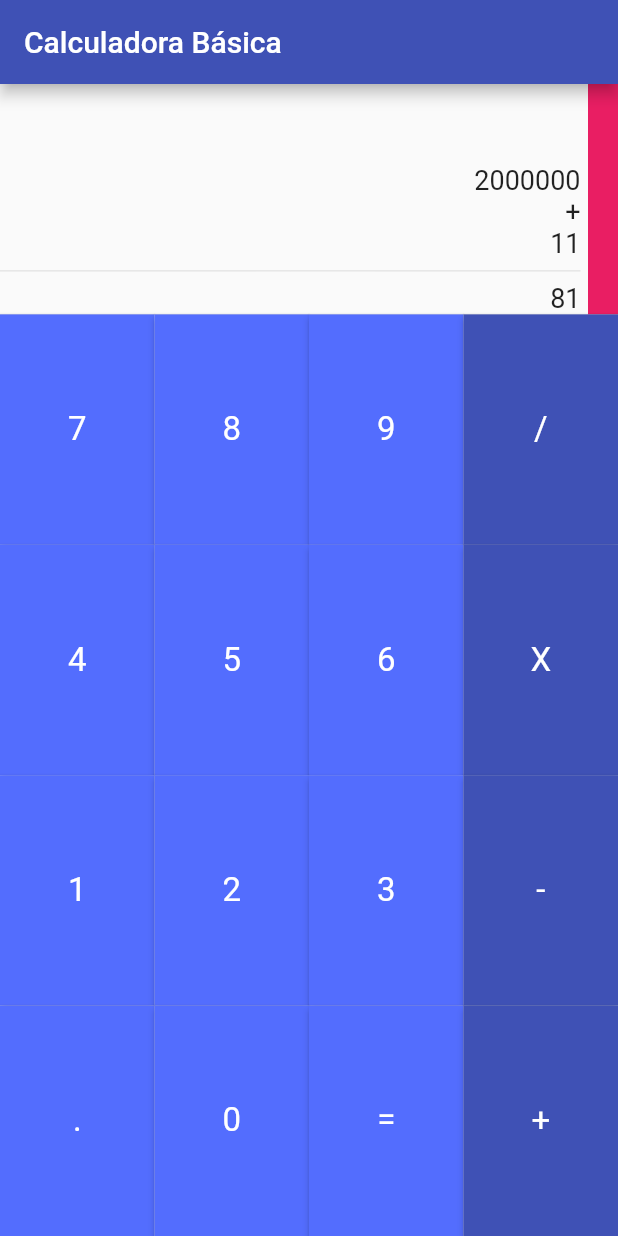
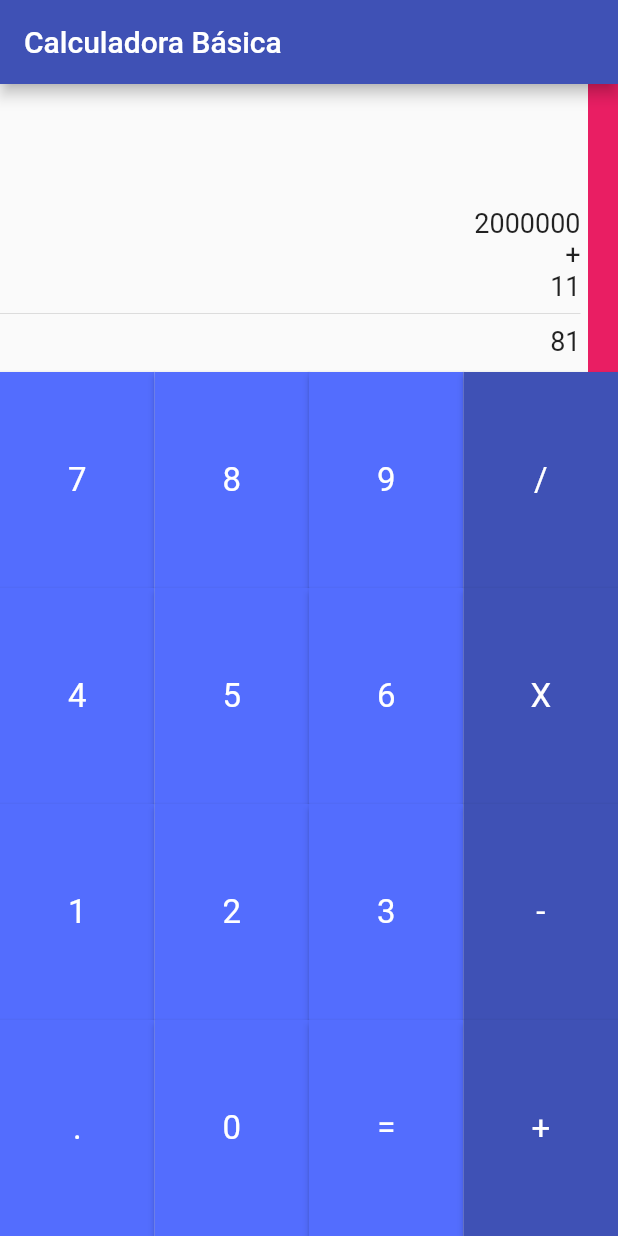
Before and after one commit to Dustec/curso_flutter, a Flutter app: the screen it shows after launch, on a phone screen of 412 x 824 dp. Run offline on Flutter 3.47's test engine with Material 2 defaults, Android fonts, the light colour scheme and no system bars.

Commit message:
Update calculator_stateful_page.dart

```diff
--- a/ej_calculadora/lib/pages/calculator_stateful_page.dart
+++ b/ej_calculadora/lib/pages/calculator_stateful_page.dart
@@ -19,11 +19,10 @@ class _CalculatorStatefulPageState extends State<CalculatorStatefulPage> {
         return Column(
           children: <Widget>[
             _ResultsSection(
-              height: constraints.maxHeight * 0.20,
+              height: constraints.maxHeight * 0.25,
             ),
-            const Divider(height: 0),
             _Keyboard(
-              height: constraints.maxHeight * 0.80,
+              height: constraints.maxHeight * 0.75,
             ),
           ],
         );
@@ -57,6 +56,7 @@ class _ResultsSection extends StatelessWidget {
                 Text('11', style: TextStyle(fontSize: 18)),
                 Divider(color: Colors.black12),
                 Text('81', style: TextStyle(fontSize: 18)),
+                SizedBox(height: 10),
               ],
             ),
           ),
```
